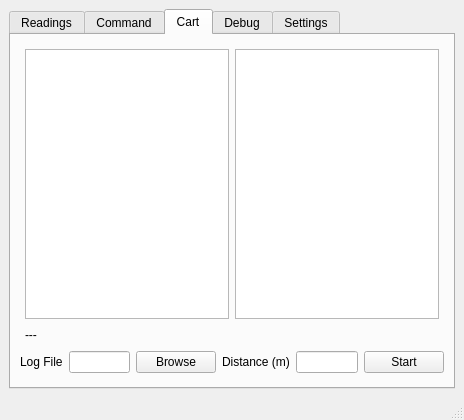
Qt form tf03_test/main_window.ui (codincodee/tf0x_dev) before a commit.
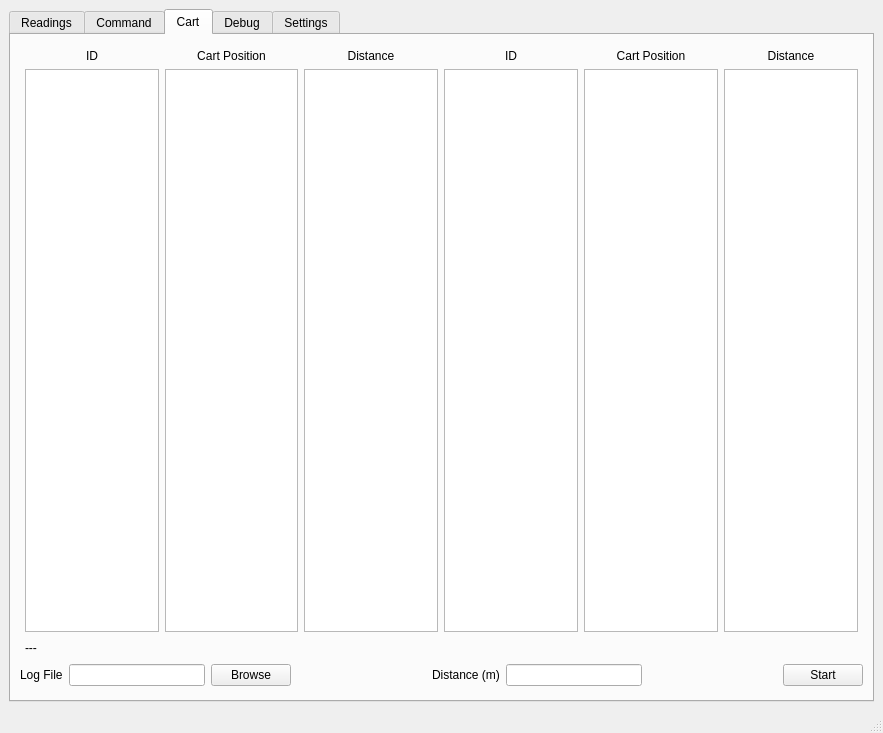
The same form after that commit.

Commit message: Completed CartTestResultSheet

The edit to the form file:
```diff
--- a/tf03_test/main_window.ui
+++ b/tf03_test/main_window.ui
@@ -6,8 +6,8 @@
    <rect>
     <x>0</x>
     <y>0</y>
-    <width>464</width>
-    <height>420</height>
+    <width>883</width>
+    <height>733</height>
    </rect>
   </property>
   <property name="windowTitle">
@@ -552,7 +552,47 @@
                </spacer>
               </item>
               <item>
-               <widget class="QListWidget" name="CartPageListWidget1"/>
+               <layout class="QGridLayout" name="gridLayout_10">
+                <item row="0" column="2">
+                 <widget class="QLabel" name="label_14">
+                  <property name="text">
+                   <string>Distance</string>
+                  </property>
+                  <property name="alignment">
+                   <set>Qt::AlignCenter</set>
+                  </property>
+                 </widget>
+                </item>
+                <item row="1" column="2">
+                 <widget class="QListWidget" name="CartResult1DistanceListWidget"/>
+                </item>
+                <item row="0" column="1">
+                 <widget class="QLabel" name="label_13">
+                  <property name="text">
+                   <string>Cart Position</string>
+                  </property>
+                  <property name="alignment">
+                   <set>Qt::AlignCenter</set>
+                  </property>
+                 </widget>
+                </item>
+                <item row="0" column="0">
+                 <widget class="QLabel" name="label_27">
+                  <property name="text">
+                   <string>ID</string>
+                  </property>
+                  <property name="alignment">
+                   <set>Qt::AlignCenter</set>
+                  </property>
+                 </widget>
+                </item>
+                <item row="1" column="0">
+                 <widget class="QListWidget" name="CartResult1IDListWidget"/>
+                </item>
+                <item row="1" column="1">
+                 <widget class="QListWidget" name="CartResult1PositionListWidget"/>
+                </item>
+               </layout>
               </item>
               <item>
                <spacer name="horizontalSpacer_17">
@@ -568,7 +608,47 @@
                </spacer>
               </item>
               <item>
-               <widget class="QListWidget" name="CartPageListWidget2"/>
+               <layout class="QGridLayout" name="gridLayout_11">
+                <item row="0" column="1">
+                 <widget class="QLabel" name="label_15">
+                  <property name="text">
+                   <string>Cart Position</string>
+                  </property>
+                  <property name="alignment">
+                   <set>Qt::AlignCenter</set>
+                  </property>
+                 </widget>
+                </item>
+                <item row="1" column="2">
+                 <widget class="QListWidget" name="listWidget_3"/>
+                </item>
+                <item row="1" column="1">
+                 <widget class="QListWidget" name="listWidget_2"/>
+                </item>
+                <item row="0" column="2">
+                 <widget class="QLabel" name="label_26">
+                  <property name="text">
+                   <string>Distance</string>
+                  </property>
+                  <property name="alignment">
+                   <set>Qt::AlignCenter</set>
+                  </property>
+                 </widget>
+                </item>
+                <item row="0" column="0">
+                 <widget class="QLabel" name="label_28">
+                  <property name="text">
+                   <string>ID</string>
+                  </property>
+                  <property name="alignment">
+                   <set>Qt::AlignCenter</set>
+                  </property>
+                 </widget>
+                </item>
+                <item row="1" column="0">
+                 <widget class="QListWidget" name="listWidget_5"/>
+                </item>
+               </layout>
               </item>
               <item>
                <spacer name="horizontalSpacer_8">
```
Left out of the diff: 2 changed lines with no effect on the pictures. The commit also changes 9 other files.
